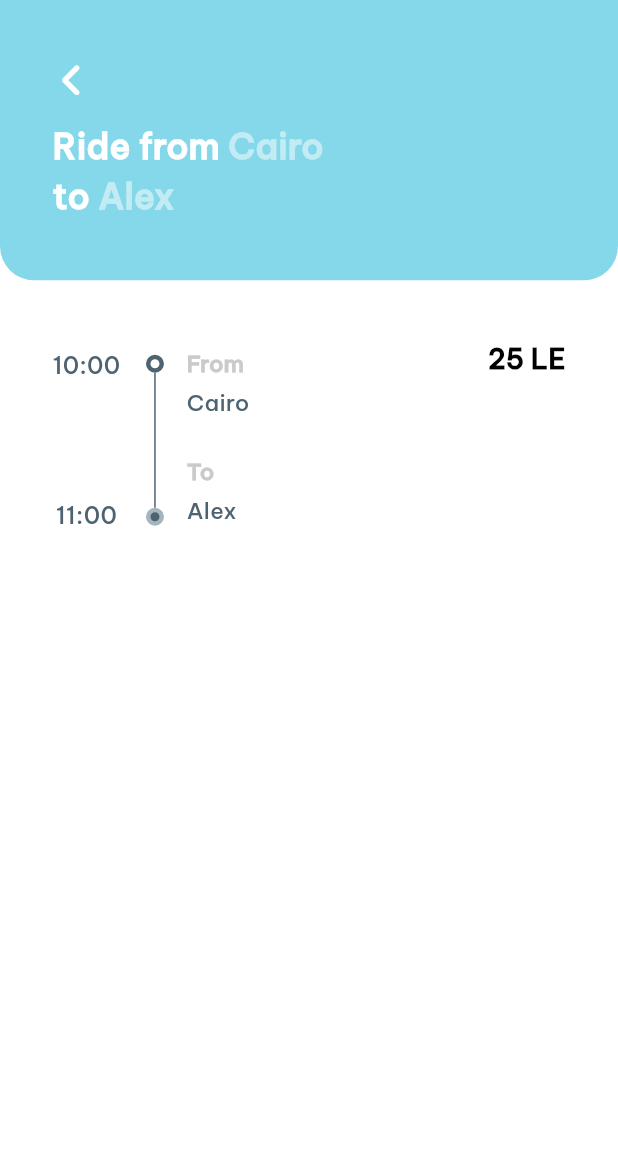
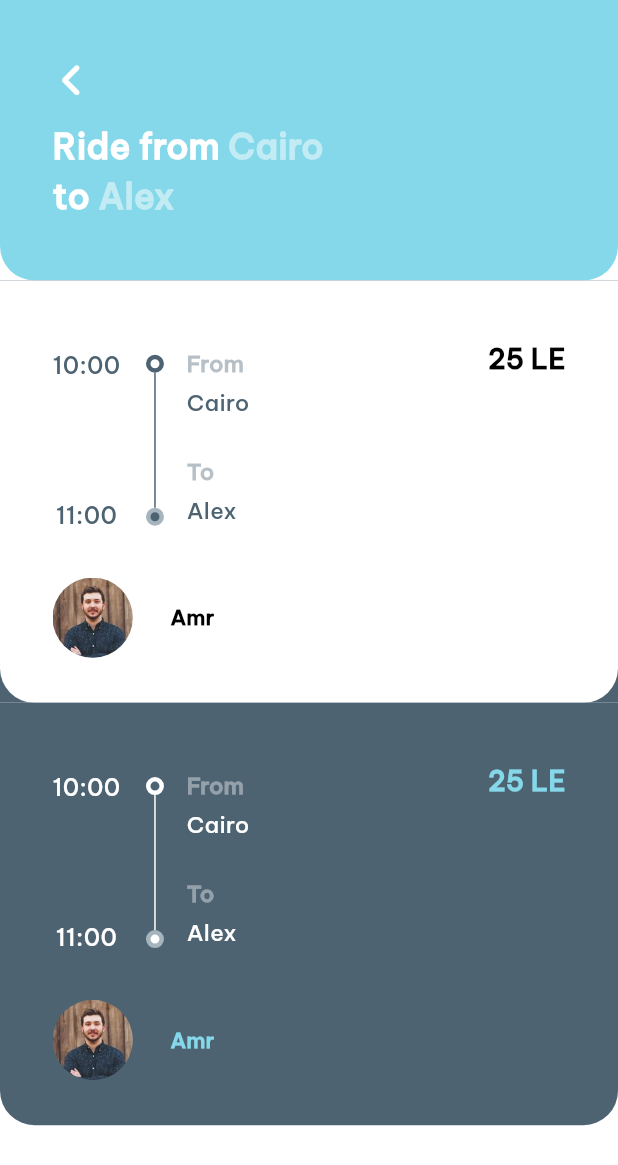
Before and after one commit to HadeerMo/CarPoolin, a Flutter app: the SearchPage screen opened by its route, on a phone screen of 412 x 824 dp. Shown: the top 1165 px of the screen. Run offline on Flutter 3.47's test engine with Material 3 defaults, Android fonts, the light colour scheme and no system bars; our stand-ins replace bloc, dio, font_awesome_flutter, go_router.

Commit message:
build result search page view

```diff
--- /dev/null
+++ b/lib/features/search_page/presentation/widgets/custom_image_container.dart
@@ -0,0 +1,23 @@
+import 'package:flutter/material.dart';
+
+class CustomImageContainer extends StatelessWidget {
+  const CustomImageContainer({
+    super.key,
+    required this.imageUrl,
+  });
+  final String imageUrl;
+  @override
+  Widget build(BuildContext context) {
+    return Container(
+      height: MediaQuery.of(context).size.width * .13,
+      width: MediaQuery.of(context).size.width * .13,
+      decoration: BoxDecoration(
+        image: DecorationImage(
+          image: AssetImage(imageUrl),
+          fit: BoxFit.fill,
+        ),
+        borderRadius: BorderRadius.circular(50),
+      ),
+    );
+  }
+}
--- a/lib/features/search_page/presentation/widgets/search_page_body.dart
+++ b/lib/features/search_page/presentation/widgets/search_page_body.dart
@@ -1,7 +1,6 @@
 import 'package:car_pooling/constants.dart';
-import 'package:car_pooling/core/utils/methods/custom_border_radius.dart';
-import 'package:car_pooling/core/widgets/custom_map_divider.dart';
 import 'package:car_pooling/features/search_page/presentation/widgets/custom_search_appbar.dart';
+import 'package:car_pooling/features/search_page/presentation/widgets/search_resulr_item.dart';
 import 'package:flutter/material.dart';
 
 class SearchPageBody extends StatelessWidget {
@@ -10,129 +9,17 @@ class SearchPageBody extends StatelessWidget {
   @override
   Widget build(BuildContext context) {
     return ListView(
-      children: [
-        const CustomSearchAppbar(),
-        Container(
-          width: double.infinity,
-          decoration: BoxDecoration(
-            color: Colors.white,
-            borderRadius: customBorderRadius(),
-          ),
-          child: const Padding(
-            padding: EdgeInsets.symmetric(horizontal: 35),
-            child: Column(
-              crossAxisAlignment: CrossAxisAlignment.start,
-              children: [
-                SizedBox(
-                  height: 40,
-                ),
-                SizedBox(
-                  height: 133,
-                  child: Row(
-                    mainAxisAlignment: MainAxisAlignment.spaceBetween,
-                    crossAxisAlignment: CrossAxisAlignment.start,
-                    children: [
-                      Row(
-                        children: [
-                          Padding(
-                            padding: EdgeInsets.symmetric(vertical: 5),
-                            child: Column(
-                              mainAxisAlignment: MainAxisAlignment.spaceBetween,
-                              children: [
-                                Text(
-                                  '10:00',
-                                  style: TextStyle(
-                                    color: kButtonColor,
-                                    fontSize: 16,
-                                  ),
-                                ),
-                                Text(
-                                  '11:00',
-                                  style: TextStyle(
-                                    color: kButtonColor,
-                                    fontSize: 16,
-                                  ),
-                                ),
-                              ],
-                            ),
-                          ),
-                          SizedBox(
-                            width: 17,
-                          ),
-                          CustomMapDivider(
-                            color: kButtonColor,
-                            borderColor: Color.fromARGB(255, 166, 180, 190),
-                          ),
-                          SizedBox(
-                            width: 15,
-                          ),
-                          Column(
-                            crossAxisAlignment: CrossAxisAlignment.start,
-                            children: [
-                              SizedBox(
-                                height: 5,
-                              ),
-                              Text(
-                                'From',
-                                style: TextStyle(
-                                  fontSize: 15,
-                                  color: kMutedColor,
-                                  fontWeight: FontWeight.bold,
-                                ),
-                              ),
-                              SizedBox(
-                                height: 5,
-                              ),
-                              Text(
-                                'Cairo',
-                                style: TextStyle(
-                                  fontSize: 15,
-                                  color: kButtonColor,
-                                ),
-                              ),
-                              SizedBox(
-                                height: 25,
-                              ),
-                              Text(
-                                'To',
-                                style: TextStyle(
-                                  fontSize: 15,
-                                  color: kMutedColor,
-                                  fontWeight: FontWeight.bold,
-                                ),
-                              ),
-                              SizedBox(
-                                height: 5,
-                              ),
-                              Text(
-                                'Alex',
-                                style: TextStyle(
-                                  fontSize: 15,
-                                  color: kButtonColor,
-                                ),
-                              ),
-                            ],
-                          ),
-                        ],
-                      ),
-                      Text(
-                        '25 LE',
-                        style: TextStyle(
-                          color: Colors.black,
-                          fontSize: 18,
-                          fontWeight: FontWeight.bold,
-                        ),
-                      )
-                    ],
-                  ),
-                ),
-                SizedBox(
-                  height: 40,
-                ),
-
-              ],
-            ),
-          ),
+      children: const [
+        CustomSearchAppbar(),
+        SearchResultItem(
+          backgroundColor: Colors.white,
+          foregroundColor: kButtonColor,
+          secoundaryColor: Colors.black,
+        ),
+        SearchResultItem(
+          backgroundColor: kButtonColor,
+          foregroundColor: Colors.white,
+          secoundaryColor: kappMainColor,
         ),
       ],
     );
--- /dev/null
+++ b/lib/features/search_page/presentation/widgets/search_resulr_item.dart
@@ -0,0 +1,166 @@
+import 'package:car_pooling/core/utils/methods/custom_border_radius.dart';
+import 'package:car_pooling/core/widgets/custom_map_divider.dart';
+import 'package:car_pooling/features/search_page/presentation/widgets/custom_image_container.dart';
+import 'package:flutter/material.dart';
+
+class SearchResultItem extends StatelessWidget {
+  const SearchResultItem({
+    super.key, required this.backgroundColor, required this.foregroundColor, required this.secoundaryColor,
+  });
+  final Color backgroundColor;
+  final Color foregroundColor;
+  final Color secoundaryColor;
+  @override
+  Widget build(BuildContext context) {
+    return Container(
+      color: foregroundColor,
+      child: Container(
+        width: double.infinity,
+        decoration: BoxDecoration(
+          color: backgroundColor,
+          borderRadius: customBorderRadius(),
+        ),
+        child: Padding(
+          padding: const EdgeInsets.symmetric(horizontal: 35),
+          child: Column(
+            crossAxisAlignment: CrossAxisAlignment.start,
+            children: [
+              const SizedBox(
+                height: 40,
+              ),
+              SizedBox(
+                height: 133,
+                child: Row(
+                  mainAxisAlignment: MainAxisAlignment.spaceBetween,
+                  crossAxisAlignment: CrossAxisAlignment.start,
+                  children: [
+                    Row(
+                      children: [
+                        Padding(
+                          padding: const EdgeInsets.symmetric(vertical: 5),
+                          child: Column(
+                            mainAxisAlignment: MainAxisAlignment.spaceBetween,
+                            children: [
+                              Text(
+                                '10:00',
+                                style: TextStyle(
+                                  color: foregroundColor,
+                                  fontSize: 16,
+                                ),
+                              ),
+                              Text(
+                                '11:00',
+                                style: TextStyle(
+                                  color: foregroundColor,
+                                  fontSize: 16,
+                                ),
+                              ),
+                            ],
+                          ),
+                        ),
+                        const SizedBox(
+                          width: 17,
+                        ),
+                        CustomMapDivider(
+                          color: foregroundColor,
+                          borderColor: const Color.fromARGB(255, 166, 180, 190),
+                        ),
+                        const SizedBox(
+                          width: 15,
+                        ),
+                        Column(
+                          crossAxisAlignment: CrossAxisAlignment.start,
+                          children: [
+                            const SizedBox(
+                              height: 5,
+                            ),
+                            Opacity(
+                              opacity: .4,
+                              child: Text(
+                                'From',
+                                style: TextStyle(
+                                  fontSize: 15,
+                                  color: foregroundColor,
+                                  fontWeight: FontWeight.w700,
+                                ),
+                              ),
+                            ),
+                            const SizedBox(
+                              height: 5,
+                            ),
+                            Text(
+                              'Cairo',
+                              style: TextStyle(
+                                fontSize: 15,
+                                color: foregroundColor,
+                              ),
+                            ),
+                            const SizedBox(
+                              height: 25,
+                            ),
+                            Opacity(
+                              opacity: .4,
+                              child: Text(
+                                'To',
+                                style: TextStyle(
+                                  fontSize: 15,
+                                  color: foregroundColor,
+                                  fontWeight: FontWeight.bold,
+                                ),
+                              ),
+                            ),
+                            const SizedBox(
+                              height: 5,
+                            ),
+                            Text(
+                              'Alex',
+                              style: TextStyle(
+                                fontSize: 15,
+                                color: foregroundColor,
+                              ),
+                            ),
+                          ],
+                        ),
+                      ],
+                    ),
+                    Text(
+                      '25 LE',
+                      style: TextStyle(
+                        color: secoundaryColor,
+                        fontSize: 18,
+                        fontWeight: FontWeight.bold,
+                      ),
+                    )
+                  ],
+                ),
+              ),
+              const SizedBox(
+                height: 25,
+              ),
+              Row(
+                children: [
+                  const CustomImageContainer(
+                    imageUrl: 'assets/images/personal_images/Amr.jpg',
+                  ),
+                  const SizedBox(
+                    width: 25,
+                  ),
+                  Text(
+                    'Amr',
+                    style: TextStyle(
+                      color: secoundaryColor,
+                      fontWeight: FontWeight.bold,
+                    ),
+                  ),
+                ],
+              ),
+              const SizedBox(
+                height: 30,
+              ),
+            ],
+          ),
+        ),
+      ),
+    );
+  }
+}
```
